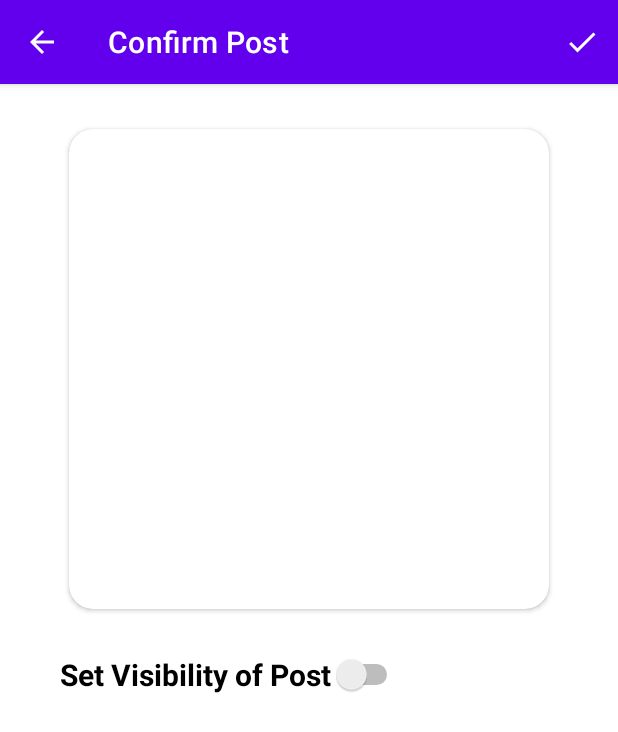
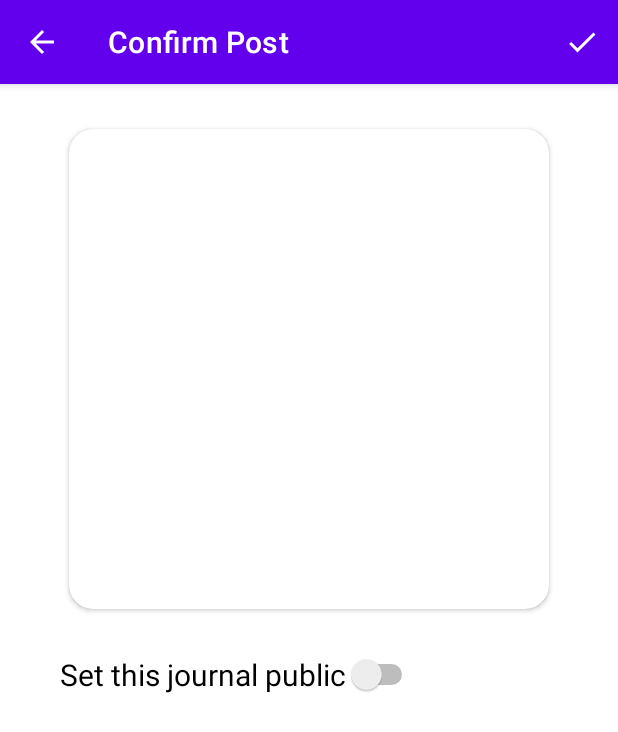
Before and after one commit to wutonytt/TravelTales, an Android app: the ConfirmPost screen opened directly, with no data from a screen before it, on a phone screen of 412 x 824 dp. Shown: the top 732 px of the screen. Run offline under Robolectric (Android 15) with nearby library versions, the phone set to English and light mode, and no system bars; 1 statement that could not run was skipped.

Commit message:
style: Change visibility switch prompt

```diff
--- a/app/src/main/res/layout/confirm_post.xml
+++ b/app/src/main/res/layout/confirm_post.xml
@@ -43,9 +43,8 @@
                 android:layout_width="wrap_content"
                 android:layout_height="wrap_content"
                 android:layout_centerInParent="true"
-                android:text="Set Visibility of Post"
-                android:textSize= "20sp"
-                android:textStyle="bold"/>
+                android:text="Set this journal public"
+                android:textSize= "20sp" />
 
             <TextView
                 android:id="@+id/confirm_title"
```
